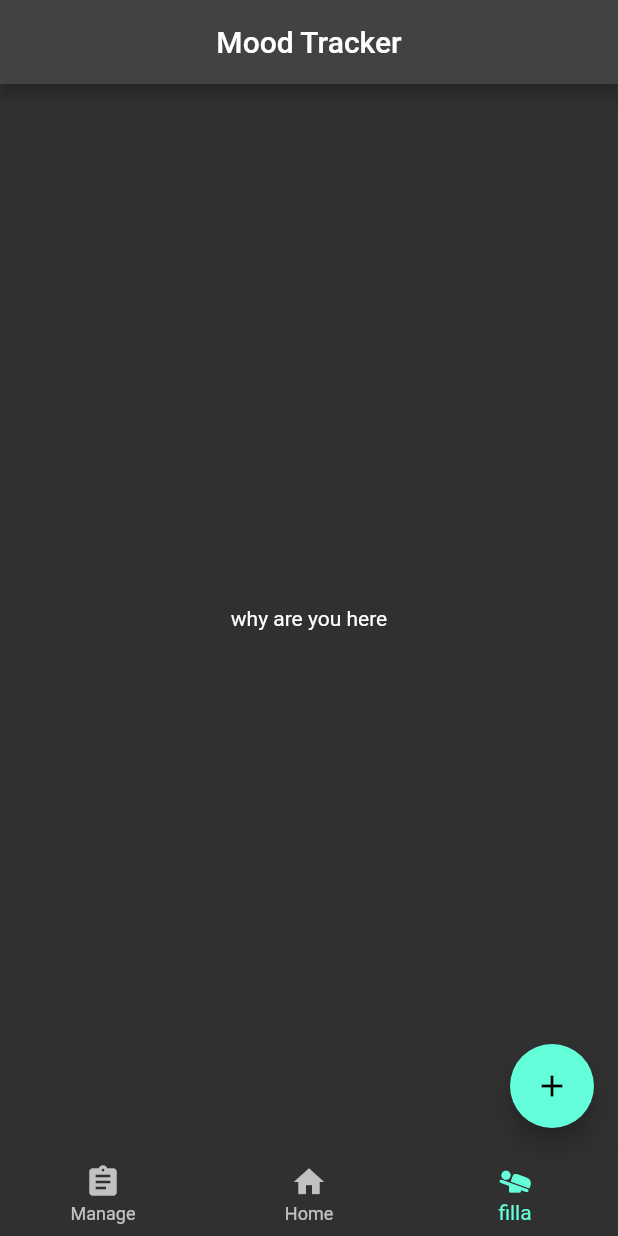
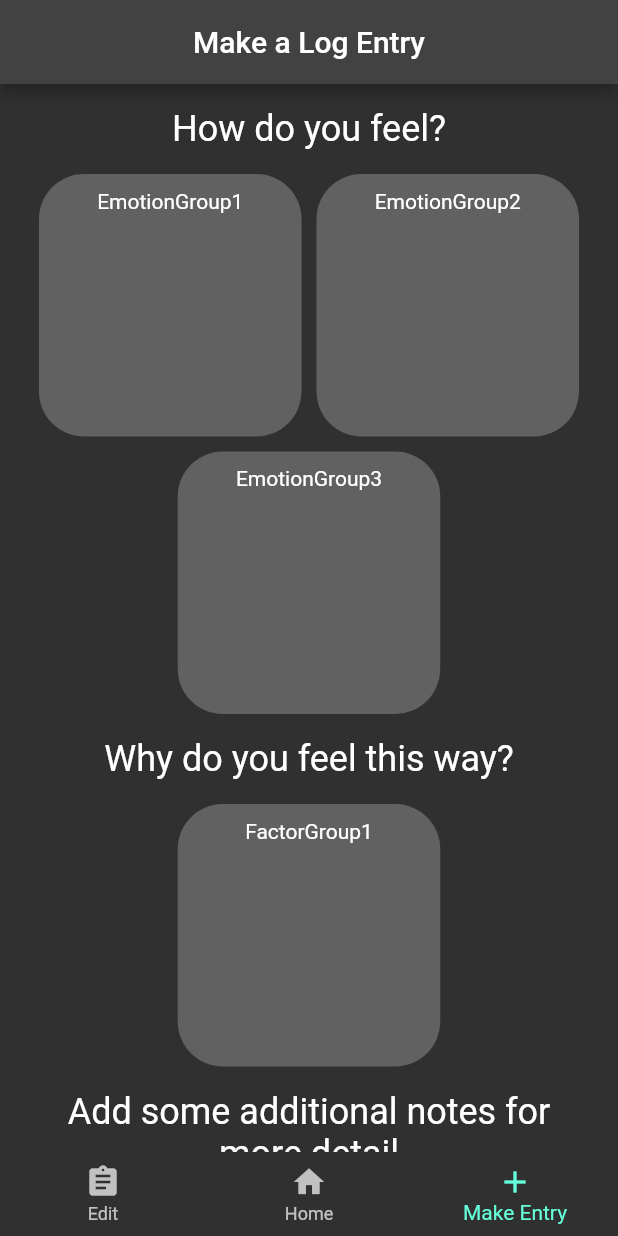
Before and after one commit to benlagreca02/mood_tracker, a Flutter app: the screen it shows after launch, item 3 of the bottom bar chosen, on a phone screen of 412 x 824 dp. Run offline on Flutter 3.47's test engine with Material 2 defaults, Android fonts, the light colour scheme and no system bars.

Commit message:
Color changes on emotion member tokens when clicked, not sure how to pull state yet

```diff
--- a/lib/pages/home_screen_wrapper.dart
+++ b/lib/pages/home_screen_wrapper.dart
@@ -2,8 +2,9 @@
 
 import 'package:flutter/material.dart';
 import 'package:mood_tracking/pages/home_screen.dart';
+import 'package:mood_tracking/pages/make_entry_screen.dart';
 
-import 'manage_screen.dart';
+import 'edit_screen.dart';
 
 class HomeScreenWrapper extends StatefulWidget {
   @override
@@ -21,9 +22,15 @@ class _HomeScreenWrapperState extends State<HomeScreenWrapper> {
   }
 
   static final List<Widget> _frontPageOptions = <Widget>[
-    ManageScreen(),
+    EditScreen(),
     HomeScreen(),
-    const Text('why are you here')
+    MakeEntryScreen()
+  ];
+
+  static final List<String> _titleOptions = <String>[
+    "Edit Groupings",
+    "Your Past Logs",
+    "Make a Log Entry"
   ];
 
 
@@ -38,17 +45,8 @@ class _HomeScreenWrapperState extends State<HomeScreenWrapper> {
 
 
       appBar: AppBar(
-        title: const Text("Mood Tracker"),
+        title: Text(_titleOptions[_bottomNavBarIndex]),
         centerTitle: true,
-      ),
-
-
-
-
-
-      floatingActionButton: FloatingActionButton(
-        onPressed: () { print("Wowaza!");},
-        child: const Icon(Icons.add)
       ),
 
 
@@ -58,15 +56,15 @@ class _HomeScreenWrapperState extends State<HomeScreenWrapper> {
         items: const <BottomNavigationBarItem>[
           BottomNavigationBarItem(
             icon: Icon(Icons.assignment),
-            label: 'Manage',
+            label: 'Edit',
           ),
           BottomNavigationBarItem(
             icon: Icon(Icons.home),
             label: 'Home',
           ),
           BottomNavigationBarItem(
-            icon: Icon(Icons.airline_seat_flat_angled_rounded),
-            label: 'filla',
+            icon: Icon(Icons.add),
+            label: 'Make Entry',
           ),
         ],
         currentIndex: _bottomNavBarIndex,
--- /dev/null
+++ b/lib/pages/make_entry_screen.dart
@@ -0,0 +1,155 @@
+import 'package:flutter/cupertino.dart';
+import 'package:flutter/material.dart';
+import 'package:flutter/widgets.dart';
+import 'package:mood_tracking/src/group.dart';
+import 'package:mood_tracking/src/user_model.dart';
+import 'package:provider/provider.dart';
+
+class MakeEntryScreen extends StatefulWidget {
+  const MakeEntryScreen({Key? key}) : super(key: key);
+
+  @override
+  _MakeEntryScreenState createState() => _MakeEntryScreenState();
+}
+
+class _MakeEntryScreenState extends State<MakeEntryScreen> {
+  @override
+  Widget build(BuildContext context) =>
+      Consumer<UserModel>(builder: (context, user, child) {
+        return ListView(
+          children: [
+            Padding(
+              padding: const EdgeInsets.all(16.0),
+              child: Text(
+                'How do you feel?',
+                textAlign: TextAlign.center,
+                style: Theme.of(context).textTheme.headline5,
+              ),
+            ),
+            Wrap(
+              children:
+                  user.emotionGroupsSet.map((e) => GroupWidget(e)).toList(),
+              spacing: 10,
+              runSpacing: 10,
+              alignment: WrapAlignment.center,
+            ),
+            Padding(
+              padding: const EdgeInsets.all(16.0),
+              child: Text(
+                'Why do you feel this way?',
+                style: Theme.of(context).textTheme.headline5,
+                textAlign: TextAlign.center,
+              ),
+            ),
+            Wrap(
+                children:
+                    user.factorGroupsSet.map((e) => GroupWidget(e)).toList(),
+                spacing: 10,
+                runSpacing: 10,
+                alignment: WrapAlignment.center),
+            Padding(
+                padding: const EdgeInsets.all(16.0),
+                child: Text(
+                  'Add some additional notes for more detail',
+                  style: Theme.of(context).textTheme.headline5,
+                  textAlign: TextAlign.center,
+                ))
+          ],
+        );
+      });
+}
+
+class GroupWidget extends StatelessWidget {
+  final Group _group;
+
+  const GroupWidget(this._group, {Key? key}) : super(key: key);
+
+  @override
+  Widget build(BuildContext context) {
+    return InkWell(
+      onTap: () {
+        showDialog(
+            context: context,
+            builder: (context) => Dialog(
+                shape: RoundedRectangleBorder(
+                    borderRadius: BorderRadius.circular(30)),
+                elevation: 16,
+                child: GroupDisplayWidget(_group)));
+      },
+      child: Container(
+        width: 175,
+        height: 175,
+        // internal padding
+        padding: const EdgeInsets.fromLTRB(10, 10, 10, 10),
+
+        decoration: BoxDecoration(
+          borderRadius: const BorderRadius.all(Radius.circular(30)),
+          color: Theme.of(context).backgroundColor,
+        ),
+        child: Text(_group.name, textAlign: TextAlign.center),
+      ),
+    );
+  }
+}
+
+class GroupDisplayWidget extends StatelessWidget {
+  final Group _group;
+
+  GroupDisplayWidget(this._group);
+
+  @override
+  Widget build(BuildContext context) {
+    return Container(
+      //color: Theme.of(context).backgroundColor,
+
+      child: Column(
+        mainAxisSize: MainAxisSize.min,
+        children: _group.members.map((e) => GroupMemberToken(e)).toList(),
+      ),
+    );
+  }
+}
+
+class GroupMemberToken extends StatefulWidget {
+  final member;
+
+  const GroupMemberToken(this.member, {Key? key}) : super(key: key);
+
+  @override
+  State<GroupMemberToken> createState() => _GroupMemberTokenState();
+}
+
+class _GroupMemberTokenState extends State<GroupMemberToken> {
+
+  bool _isSelected = false;
+
+  // Will be null on first run through before pressed
+  // I *think* this is really bad but I don't know
+  Color? _tokenColor;
+
+  @override
+  Widget build(BuildContext context) {
+    return Padding(
+      padding: const EdgeInsets.all(10),
+      child: GestureDetector(
+        onTap: (){
+          _isSelected = !_isSelected;
+          // DEBUG print msg
+          print(_isSelected.toString() + " " + widget.member.toString());
+          setState((){
+            _tokenColor = (_isSelected) ? Theme.of(context).colorScheme.secondary : Theme.of(context).backgroundColor;
+
+          });
+        },
+        child: Container(
+          padding: const EdgeInsets.all(16),
+          decoration: BoxDecoration(
+              // if the token hasn't been pressed, _tokenColor is null therefore set it to background color
+              color: (_tokenColor == null)? Theme.of(context).backgroundColor : _tokenColor,
+              borderRadius: const BorderRadius.all(Radius.circular(40))),
+          child: Text(widget.member.toString()),
+        ),
+      ),
+    );
+  }
+}
--- a/lib/src/emotion.dart
+++ b/lib/src/emotion.dart
@@ -1,9 +1,12 @@
 
-
+// This class is very redundant, but it can allow us to add icons or stuff later as needed
 class Emotion{
   String name;
-  int intensity;
+  // Easy enough to not need named parameters imo
+  Emotion(this.name);
 
-  // Easy enough to not need named parameters imo
-  Emotion(this.name, this.intensity);
+  @override
+  String toString() {
+    return name;
+  }
 }
--- a/lib/src/group.dart
+++ b/lib/src/group.dart
@@ -1,17 +1,15 @@
 
 
 
-import 'package:flutter/material.dart';
 
 class Group<T>{
 
   final String name;
   // final something color;?
-  final Icon icon;
   // doesn't really need to be generic but ill keep it like this
   // in case I need it in the future
   final Set<T> members;
 
-  Group({required this.name, required this.icon, required this.members});
+  Group({required this.name, required this.members});
 
 }
--- a/lib/src/log_entry.dart
+++ b/lib/src/log_entry.dart
@@ -12,5 +12,5 @@ class LogEntry {
   final DateTime dateTime;
 
   LogEntry({required this.selectedFactors, required this.selectedEmotions,
-      required this.note, required this.dateTime});
+    this.note='', required this.dateTime});
 }
```
Also changed, not shown: lib/main.dart (+32 -11 lines), lib/pages/edit_screen.dart (renamed from lib/pages/manage_screen.dart, +8 -5 lines), lib/pages/log_entry_widget.dart (+10 -8 lines).
